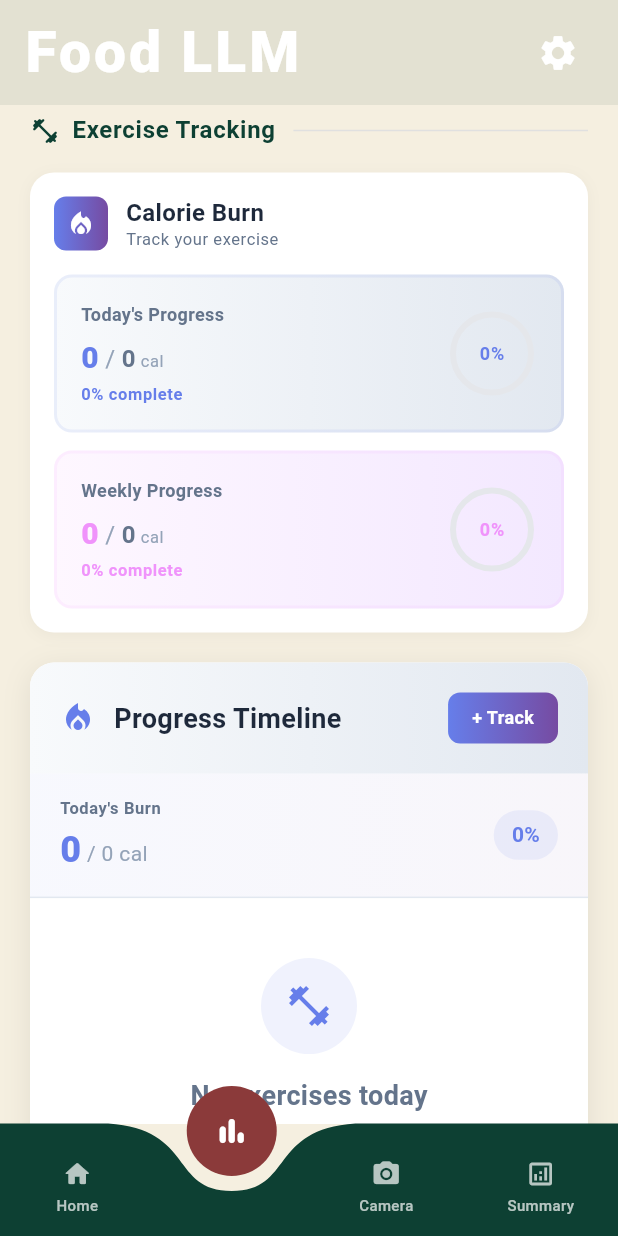
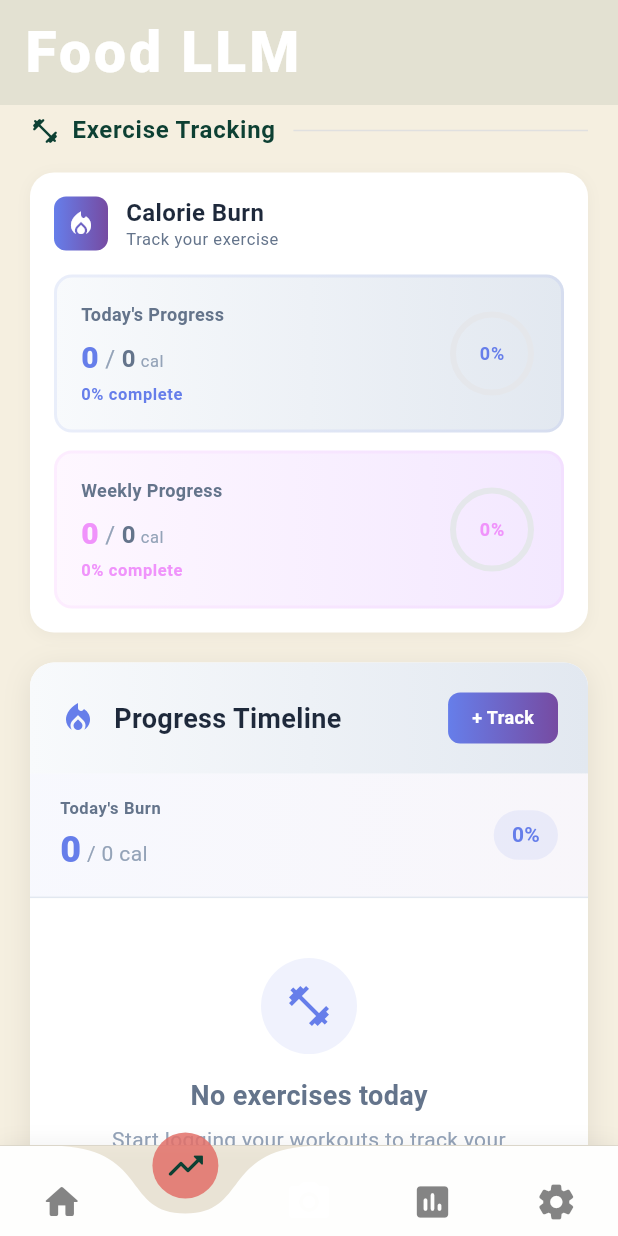
Before and after one commit to siho1117/food_cal, a Flutter app: the screen it shows after launch, item 2 of the bottom bar chosen, scrolled down 1152 dp, on a phone screen of 412 x 824 dp. Run offline on Flutter 3.47's test engine with Material 3 defaults, Android fonts, the phone set to English and light mode, and no system bars; drawn by our look-alikes of curved_navigation_bar; our stand-ins replace camera, flutter_dotenv, flutter_image_compress, get_it, image_gallery_saver, image_picker and 1 more; accounts and stored records are empty.

Commit message:
Your commit message here

```diff
--- a/lib/main.dart
+++ b/lib/main.dart
@@ -1,14 +1,16 @@
 // lib/main.dart
 import 'package:flutter/material.dart';
-import 'package:flutter/services.dart';
-import 'package:flutter_dotenv/flutter_dotenv.dart';
-import 'package:shared_preferences/shared_preferences.dart';
 import 'package:provider/provider.dart';
 import 'package:flutter_localizations/flutter_localizations.dart';
+import 'package:shared_preferences/shared_preferences.dart';
 
-// App configuration
-import 'config/design_system/theme.dart';
-import 'config/dependency_injection.dart';
+// Screens
+import 'screens/splash_screen.dart';
+import 'screens/home_screen.dart';
+import 'screens/progress_screen.dart';
+import 'screens/camera_screen.dart';
+import 'screens/summary_screen.dart';
+import 'screens/settings_screen.dart';
 
 // Providers
 import 'providers/home_provider.dart';
@@ -17,52 +19,30 @@ import 'providers/progress_data.dart';
 import 'providers/settings_provider.dart';
 import 'providers/language_provider.dart';
 
+// Config
+import 'config/design_system/theme.dart';
+import 'config/dependency_injection.dart';
+
 // Localization
 import 'l10n/generated/app_localizations.dart';
-
-// Screens
-import 'screens/splash_screen.dart';
-import 'screens/home_screen.dart';
-import 'screens/progress_screen.dart' as progress;
-import 'screens/camera_screen.dart';
-// REMOVED: import 'screens/exercise_screen.dart' as exercise;
-import 'screens/settings_screen.dart';
-import 'screens/summary_screen.dart';
 
 // Widgets
 import 'widgets/common/custom_bottom_nav.dart';
 import 'widgets/common/custom_app_bar.dart';
 
-Future<void> main() async {
-  // Ensure Flutter is initialized
+void main() async {
   WidgetsFlutterBinding.ensureInitialized();
 
-  // CRITICAL: Lock app to portrait mode only - prevents landscape rotation
-  await SystemChrome.setPreferredOrientations([
-    DeviceOrientation.portraitUp,
-    DeviceOrientation.portraitDown,
-  ]);
-
+  // Initialize SharedPreferences
   try {
-    // Load .env file with error handling
-    await dotenv.load(fileName: '.env');
-    debugPrint('✅ Environment file loaded successfully');
-  } catch (e) {
-    debugPrint('⚠️ Warning: Could not load .env file: $e');
-    // Continue execution - app should work without .env in production
-  }
-
-  try {
-    // Initialize SharedPreferences
     await SharedPreferences.getInstance();
     debugPrint('✅ SharedPreferences initialized successfully');
   } catch (e) {
     debugPrint('❌ Error initializing SharedPreferences: $e');
-    // This is more critical - you might want to show an error screen here
   }
 
-  // Initialize dependency injection
-  setupDependencyInjection();
+  // Initialize dependency injection - MUST AWAIT THIS!
+  await setupDependencyInjection();
 
   runApp(const MyApp());
 }
@@ -100,10 +80,8 @@ class MyApp extends StatelessWidget {
             ],
             home: const SplashScreen(),
             routes: {
-              '/home': (context) => const MainApp(),
+              '/home': (context) => const MainScreen(),
               '/settings': (context) => const SettingsScreen(),
-              '/progress': (context) => const progress.ProgressScreen(),
-              // REMOVED: '/exercise' route - now part of progress screen
             },
           );
         },
@@ -112,84 +90,77 @@ class MyApp extends StatelessWidget {
   }
 }
 
-class MainApp extends StatefulWidget {
-  const MainApp({super.key});
+class MainScreen extends StatefulWidget {
+  const MainScreen({super.key});
 
   @override
-  State<MainApp> createState() => _MainAppState();
+  State<MainScreen> createState() => _MainScreenState();
 }
 
-class _MainAppState extends State<MainApp> with SingleTickerProviderStateMixin {
+class _MainScreenState extends State<MainScreen> {
   int _currentIndex = 0;
   bool _isCameraOverlayOpen = false;
-  late AnimationController _animationController;
-  final GlobalKey<ScaffoldState> _scaffoldKey = GlobalKey<ScaffoldState>();
 
-  late List<Widget> _screens;
+  // 4 actual screens (Camera is an overlay, not a screen)
+  final List<Widget> _screens = const [
+    HomeScreen(),      // Index 0
+    ProgressScreen(),  // Index 1
+    SummaryScreen(),   // Index 2
+    SettingsScreen(),  // Index 3
+  ];
 
-  @override
-  void initState() {
-    super.initState();
-    _animationController = AnimationController(
-      vsync: this,
-      duration: const Duration(milliseconds: 300),
-    );
+  void _onItemTapped(int index) {
+    // Handle the 5-tab bottom nav indices
+    // Home: 0, Progress: 1, Camera: 2, Summary: 3, Settings: 4
 
-    // Initialize screens list (4 screens now - exercise removed)
-    _screens = [
-      const HomeScreen(),                     // Index 0
-      const progress.ProgressScreen(),        // Index 1 (now has both Progress + Exercise)
-      Container(),                            // Index 2 (Camera - handled separately)
-      const SummaryScreen(),                  // Index 3 (was index 4)
-    ];
+    if (index == 2) {
+      // Camera tap - show overlay
+      _showCameraOverlay();
+    } else {
+      // Convert bottom nav index to screen index
+      // Bottom nav: 0, 1, 2(camera), 3, 4
+      // Screens: 0, 1, 2(summary), 3(settings)
+      int screenIndex;
+      if (index < 2) {
+        screenIndex = index; // Home and Progress map directly
+      } else if (index == 3) {
+        screenIndex = 2; // Summary
+      } else {
+        screenIndex = 3; // Settings
       }
 
-  @override
-  void dispose() {
-    _animationController.dispose();
-    super.dispose();
+      setState(() {
+        _currentIndex = screenIndex;
+        _isCameraOverlayOpen = false;
+      });
+    }
   }
 
-  void _onItemTapped(int index) {
-    if (index == 2) {
-      // Camera tap - toggle overlay
+  void _showCameraOverlay() {
     setState(() {
-        _isCameraOverlayOpen = !_isCameraOverlayOpen;
+      _isCameraOverlayOpen = true;
     });
 
-      if (_isCameraOverlayOpen) {
-        // Navigate to camera screen
     Navigator.of(context).push(
-          MaterialPageRoute(
-            builder: (context) => CameraScreen(
+      PageRouteBuilder(
+        opaque: false,
+        pageBuilder: (context, animation, secondaryAnimation) {
+          return CameraScreen(
             onDismissed: () {
-                setState(() {
-                  _isCameraOverlayOpen = false;
-                });
-              },
-            ),
-          ),
-        ).then((_) {
-          // Ensure overlay state is reset when returning
               if (mounted) {
                 setState(() {
                   _isCameraOverlayOpen = false;
                 });
               }
-        });
-      }
-    } else {
-      setState(() {
-        _currentIndex = index;
-        _isCameraOverlayOpen = false;
-      });
-    }
-  }
-
-  void _navigateToSettings() {
-    Navigator.of(context).push(
-      MaterialPageRoute(
-        builder: (context) => const SettingsScreen(),
+            },
+          );
+        },
+        transitionsBuilder: (context, animation, secondaryAnimation, child) {
+          return FadeTransition(
+            opacity: animation,
+            child: child,
+          );
+        },
       ),
     );
   }
@@ -199,9 +170,11 @@ class _MainAppState extends State<MainApp> with SingleTickerProviderStateMixin {
       case 0:
         return 'Daily Nutrition';
       case 1:
-        return 'Activity & Progress'; // UPDATED: now includes exercise
+        return 'Activity & Progress';
+      case 2:
+        return 'Analytics Dashboard';
       case 3:
-        return 'Analytics Dashboard';
+        return 'App Settings';
       default:
         return '';
     }
@@ -210,11 +183,9 @@ class _MainAppState extends State<MainApp> with SingleTickerProviderStateMixin {
   @override
   Widget build(BuildContext context) {
     return Scaffold(
-      key: _scaffoldKey,
       backgroundColor: Colors.transparent,
       extendBodyBehindAppBar: true,
       appBar: CustomAppBar(
-        onSettingsTap: _navigateToSettings,
         currentPage: _getCurrentPageSubtitle(),
       ),
       body: AnimatedSwitcher(
@@ -235,11 +206,28 @@ class _MainAppState extends State<MainApp> with SingleTickerProviderStateMixin {
       ),
       extendBody: true,
       bottomNavigationBar: CustomBottomNav(
-        currentIndex: _currentIndex,
+        currentIndex: _convertScreenIndexToNavIndex(_currentIndex),
         isCameraOverlayOpen: _isCameraOverlayOpen,
         onTap: _onItemTapped,
-        onCameraCapture: null,
       ),
     );
   }
+
+  // Convert screen index back to bottom nav index for highlighting
+  int _convertScreenIndexToNavIndex(int screenIndex) {
+    // Screens: 0(Home), 1(Progress), 2(Summary), 3(Settings)
+    // Bottom nav: 0(Home), 1(Progress), 2(Camera), 3(Summary), 4(Settings)
+    switch (screenIndex) {
+      case 0:
+        return 0; // Home
+      case 1:
+        return 1; // Progress
+      case 2:
+        return 3; // Summary
+      case 3:
+        return 4; // Settings
+      default:
+        return 0;
     }
+  }
+}
--- a/lib/widgets/common/custom_app_bar.dart
+++ b/lib/widgets/common/custom_app_bar.dart
@@ -4,17 +4,15 @@ import 'package:flutter/services.dart';
 import '../../config/design_system/typography.dart';
 
 class CustomAppBar extends StatelessWidget implements PreferredSizeWidget {
-  final Function onSettingsTap;
   final String currentPage;
 
   const CustomAppBar({
     super.key,
-    required this.onSettingsTap,
     this.currentPage = '',
   });
 
   @override
-  Size get preferredSize => const Size.fromHeight(70); // Reduced from 100 to 70
+  Size get preferredSize => const Size.fromHeight(70);
 
   @override
   Widget build(BuildContext context) {
@@ -34,7 +32,7 @@ class CustomAppBar extends StatelessWidget implements PreferredSizeWidget {
       automaticallyImplyLeading: false,
       flexibleSpace: SafeArea(
         child: Padding(
-          padding: const EdgeInsets.symmetric(horizontal: 16.0, vertical: 12.0), // Reduced vertical padding from 15 to 12
+          padding: const EdgeInsets.symmetric(horizontal: 16.0, vertical: 12.0),
           child: Row(
             mainAxisAlignment: MainAxisAlignment.spaceBetween,
             crossAxisAlignment: CrossAxisAlignment.center,
@@ -54,17 +52,9 @@ class CustomAppBar extends StatelessWidget implements PreferredSizeWidget {
                 ),
               ),
 
-              // Settings icon button
-              IconButton(
-                icon: const Icon(
-                  Icons.settings,
-                  color: Colors.white,
-                  size: 28,
-                ),
-                onPressed: () => onSettingsTap(),
-                padding: EdgeInsets.zero,
-                constraints: const BoxConstraints(),
-              ),
+              // Settings button removed - now accessible via bottom navigation
+              // Just an empty SizedBox to maintain the layout structure
+              const SizedBox(width: 28), // Same width as the old icon button
             ],
           ),
         ),
--- a/lib/widgets/common/custom_bottom_nav.dart
+++ b/lib/widgets/common/custom_bottom_nav.dart
@@ -1,106 +1,107 @@
-// lib/widgets/common/custom_bottom_nav.dart
 import 'package:flutter/material.dart';
 import 'package:curved_navigation_bar/curved_navigation_bar.dart';
+
+import '../../config/design_system/theme.dart';
 
 class CustomBottomNav extends StatelessWidget {
   final int currentIndex;
   final bool isCameraOverlayOpen;
   final Function(int) onTap;
-  final Function()? onCameraCapture;
 
   const CustomBottomNav({
     super.key,
     required this.currentIndex,
     required this.isCameraOverlayOpen,
     required this.onTap,
-    this.onCameraCapture,
   });
 
   @override
   Widget build(BuildContext context) {
-    const navBarColor = Color(0xFF0D4033);      // AppTheme.primaryBlue
-    const selectedButtonColor = Color(0xFF8B3A3A); // AppTheme.accentColor
+    final brightness = Theme.of(context).brightness;
+    final isDark = brightness == Brightness.dark;
+
+    // iOS-style colors
+    final backgroundColor = isDark
+        ? AppTheme.primaryBlue.withValues(alpha: 0.95)
+        : Colors.white.withValues(alpha: 0.95);
+
+    final buttonBackgroundColor = isDark
+        ? AppTheme.goldAccent.withValues(alpha: 0.9)
+        : AppTheme.coralAccent.withValues(alpha: 0.85);
+
+    final iconColor = isDark
+        ? Colors.white70
+        : AppTheme.textDark.withValues(alpha: 0.6);
+
+    final selectedIconColor = isDark ? Colors.white : AppTheme.primaryBlue;
 
     // Determine the visual index for the curved navigation bar
     // If camera overlay is open, show camera as selected (index 2)
     // Otherwise, use the actual currentIndex
     final visualIndex = isCameraOverlayOpen ? 2 : currentIndex;
 
-    return CurvedNavigationBar(
-      index: visualIndex,
-      height: 75.0,
-      backgroundColor: Colors.transparent,
-      color: navBarColor,
-      buttonBackgroundColor: selectedButtonColor,
-      animationCurve: Curves.easeInOut,
-      animationDuration: const Duration(milliseconds: 400),
-      items: [
-        _buildNavItem(Icons.home_rounded, 'Home', 0, visualIndex),
-        _buildNavItem(Icons.bar_chart_rounded, 'Progress', 1, visualIndex),
-        _buildCameraNavItem(isCameraOverlayOpen),
-        // REMOVED: Exercise tab (now part of Progress screen)
-        _buildNavItem(Icons.analytics_outlined, 'Summary', 3, visualIndex),
-      ],
-      onTap: onTap,
-    );
-  }
-
-  Widget _buildNavItem(IconData icon, String label, int index, int visualIndex) {
-    final bool isSelected = visualIndex == index;
-
-    return Padding(
-      padding: isSelected
-          ? const EdgeInsets.all(10.0)
-          : const EdgeInsets.fromLTRB(10.0, 16.0, 10.0, 5.0),
-      child: Column(
-        mainAxisSize: MainAxisSize.min,
-        children: [
-          Icon(
-            icon,
-            size: isSelected ? 24.0 : 20.0,
-            color: isSelected ? Colors.white : Colors.white70,
+    return Container(
+      decoration: BoxDecoration(
+        // iOS-style top border
+        border: Border(
+          top: BorderSide(
+            color: isDark
+                ? Colors.white.withValues(alpha: 0.1)
+                : Colors.black.withValues(alpha: 0.1),
+            width: 0.5,
           ),
-          if (!isSelected) ...[
-            const SizedBox(height: 4),
-            Text(
-              label,
-              style: const TextStyle(
-                fontSize: 10,
-                color: Colors.white70,
-                fontWeight: FontWeight.w500,
-              ),
-            ),
-          ],
+        ),
+        // Subtle shadow for depth
+        boxShadow: [
+          BoxShadow(
+            color: Colors.black.withValues(alpha: 0.05),
+            blurRadius: 10,
+            offset: const Offset(0, -2),
+          ),
         ],
       ),
-    );
-  }
-
-  Widget _buildCameraNavItem(bool isCameraOpen) {
-    return Padding(
-      padding: isCameraOpen
-          ? const EdgeInsets.all(10.0)
-          : const EdgeInsets.fromLTRB(10.0, 16.0, 10.0, 5.0),
-      child: Column(
-        mainAxisSize: MainAxisSize.min,
-        children: [
+      child: CurvedNavigationBar(
+        index: visualIndex,
+        height: 60.0,
+        items: <Widget>[
+          // Home (Index 0)
+          Icon(
+            Icons.home_rounded,
+            size: 28,
+            color: visualIndex == 0 ? selectedIconColor : iconColor,
+          ),
+          // Progress (Index 1)
+          Icon(
+            Icons.trending_up_rounded,
+            size: 28,
+            color: visualIndex == 1 ? selectedIconColor : iconColor,
+          ),
+          // Camera (Index 2 - Center/Highlighted)
           Icon(
             Icons.camera_alt_rounded,
-            size: isCameraOpen ? 24.0 : 20.0,
-            color: isCameraOpen ? Colors.white : Colors.white70,
+            size: 32,
+            color: Colors.white,
           ),
-          if (!isCameraOpen) ...[
-            const SizedBox(height: 4),
-            const Text(
-              'Camera',
-              style: TextStyle(
-                fontSize: 10,
-                color: Colors.white70,
-                fontWeight: FontWeight.w500,
-              ),
-            ),
-          ],
+          // Summary (Index 3)
+          Icon(
+            Icons.assessment_rounded,
+            size: 28,
+            color: visualIndex == 3 ? selectedIconColor : iconColor,
+          ),
+          // Settings (Index 4)
+          Icon(
+            Icons.settings_rounded,
+            size: 28,
+            color: visualIndex == 4 ? selectedIconColor : iconColor,
+          ),
         ],
+        color: backgroundColor,
+        buttonBackgroundColor: buttonBackgroundColor,
+        backgroundColor: Colors.transparent,
+        animationCurve: Curves.easeInOutCubic,
+        animationDuration: const Duration(milliseconds: 400),
+        onTap: onTap,
+        letIndexChange: (index) => true,
       ),
     );
   }
```
Also changed, not shown: lib/providers/theme_provider.dart (added, +118 -0 lines). Lines whose indentation alone changed are shown as unchanged.
